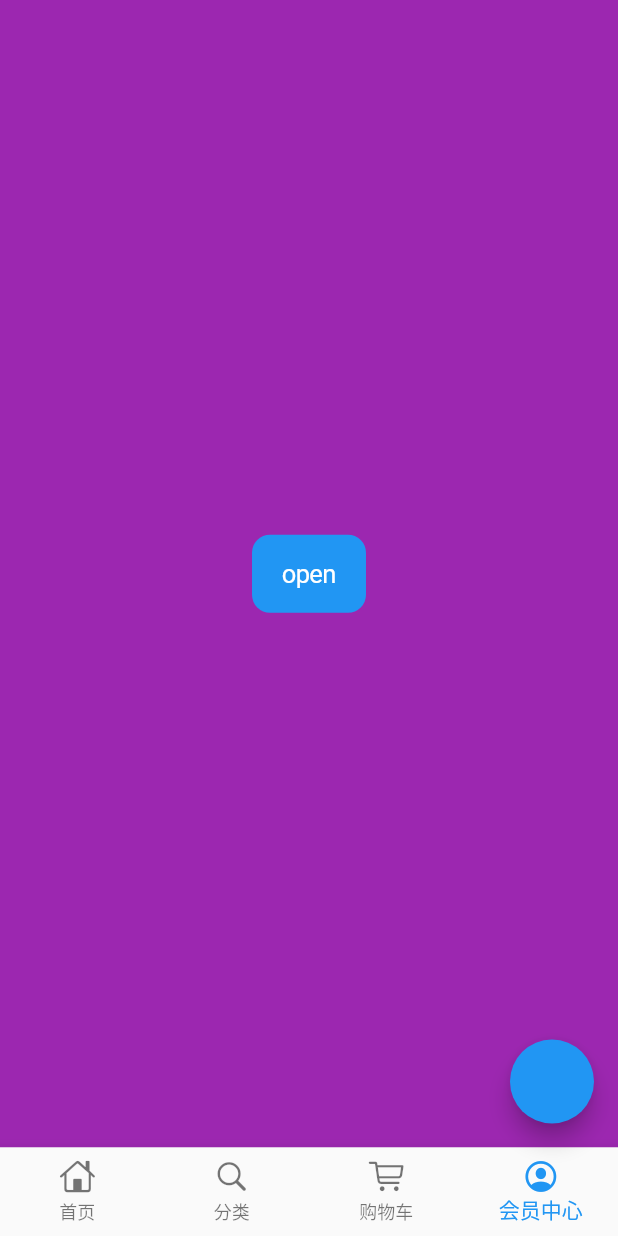
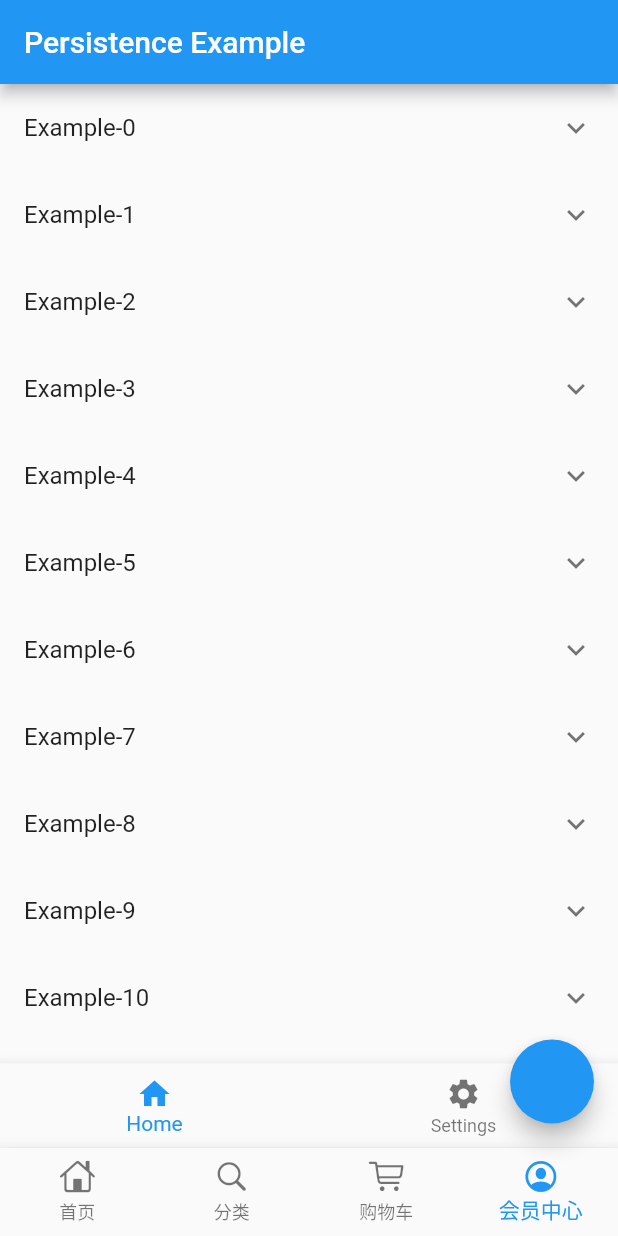
Before and after one commit to woodjobber/study_dart, a Flutter app: the screen it shows after launch, item 4 of the bottom bar chosen, on a phone screen of 412 x 824 dp. Run offline on Flutter 3.47's test engine with Material 2 defaults, Android fonts, the phone set to English and light mode, and no system bars; our stand-ins replace gap, get_it; missing offline and left inert: flutter_bugly, flutter_swipe_detector.

Commit message:
widget_size + page_storage

```diff
--- a/lib/child_size/size_offset_demo.dart
+++ b/lib/child_size/size_offset_demo.dart
@@ -15,6 +15,7 @@ class SizeOffsetDemo extends StatefulWidget implements DemoWidget {
 
 class _SizeOffsetDemoState extends DemoWidgetState {
   double _size = 250;
+
   @override
   Widget buildContent() {
     return Stack(
--- /dev/null
+++ b/lib/page_storage.dart
@@ -0,0 +1,191 @@
+import 'dart:math';
+
+import 'package:flutter/material.dart';
+
+class PageStorageHomePage extends StatefulWidget {
+  @override
+  _PageStorageHomePageState createState() => _PageStorageHomePageState();
+}
+
+class _PageStorageHomePageState extends State<PageStorageHomePage> {
+  final Key keyOne = PageStorageKey('pageOne');
+  final Key keyTwo = PageStorageKey('pageTwo');
+
+  int currentTab = 0;
+
+  late PageOne one;
+  late PageTwo two;
+  late List<Widget> pages;
+  late Widget currentPage;
+
+  late List<Data> dataList;
+  final PageStorageBucket bucket = PageStorageBucket();
+
+  @override
+  void initState() {
+    dataList =
+        List.generate(20, (index) => Data(index, false, "Example-$index"))
+            .toList();
+    one = PageOne(
+      key: keyOne,
+      dataList: dataList,
+    );
+    two = PageTwo(
+      key: keyTwo,
+    );
+
+    pages = [one, two];
+
+    currentPage = one;
+
+    super.initState();
+  }
+
+  @override
+  Widget build(BuildContext context) {
+    return Scaffold(
+      appBar: AppBar(
+        title: Text("Persistence Example"),
+      ),
+      body: PageStorage(
+        child: currentPage,
+        bucket: bucket,
+      ),
+      bottomNavigationBar: BottomNavigationBar(
+        currentIndex: currentTab,
+        onTap: (int index) {
+          setState(() {
+            currentTab = index;
+            currentPage = pages[index];
+          });
+        },
+        items: <BottomNavigationBarItem>[
+          BottomNavigationBarItem(
+            icon: Icon(Icons.home),
+            label: 'Home',
+          ),
+          BottomNavigationBarItem(
+            icon: Icon(Icons.settings),
+            label: "Settings",
+          ),
+        ],
+      ),
+    );
+  }
+}
+
+class PageOne extends StatefulWidget {
+  final List<Data> dataList;
+  PageOne({
+    Key? key,
+    required this.dataList,
+  }) : super(key: key);
+
+  @override
+  PageOneState createState() => PageOneState();
+}
+
+class PageOneState extends State<PageOne> {
+  @override
+  void dispose() {
+    print('dispose page one');
+    super.dispose();
+  }
+
+  Color color = Colors.black54;
+
+  @override
+  void initState() {
+    print('init State page one');
+    Future.delayed(Duration(seconds: 2)).then((value) {
+      setState(() {
+        color = randomColor();
+      });
+    });
+    super.initState();
+  }
+
+  @override
+  Widget build(BuildContext context) {
+    return ListView.builder(
+        itemCount: widget.dataList.length,
+        itemBuilder: (context, index) {
+          return ExpansionTile(
+            key: PageStorageKey('${widget.dataList[index].id}'),
+            title: Text(widget.dataList[index].title),
+            // onExpansionChanged: (b) => setState(() {
+            //       widget.dataList[index].expanded = b;
+            //       PageStorage.of(context).writeState(context, b,
+            //           identifier: ValueKey(
+            //             '${widget.dataList[index].id}',
+            //           ));
+            //     }),
+            // initiallyExpanded: widget.dataList[index].expanded,
+            //  PageStorage.of(context).readState(
+            //           context,
+            //           identifier: ValueKey(
+            //             '${widget.dataList[index].id}',
+            //           ),
+            //         ) ??
+            //     false,
+            children: <Widget>[
+              Container(
+                color: index % 2 == 0 ? Colors.orange : color,
+                height: 100.0,
+              ),
+            ],
+          );
+        });
+  }
+}
+
+class PageTwo extends StatefulWidget {
+  PageTwo({Key? key}) : super(key: key);
+
+  @override
+  PageTwoState createState() => PageTwoState();
+}
+
+class PageTwoState extends State<PageTwo> {
+  @override
+  void initState() {
+    super.initState();
+    print('init state page two');
+  }
+
+  @override
+  void dispose() {
+    print('dispose page two');
+    super.dispose();
+  }
+
+  @override
+  Widget build(BuildContext context) {
+    return ListView.builder(
+      itemExtent: 250.0,
+      itemBuilder: (context, index) => Container(
+        padding: EdgeInsets.all(10.0),
+        child: Material(
+          elevation: 4.0,
+          borderRadius: BorderRadius.circular(5.0),
+          color: index % 2 == 0 ? Colors.cyan : Colors.deepOrange,
+          child: Center(
+            child: Text(index.toString()),
+          ),
+        ),
+      ),
+    );
+  }
+}
+
+class Data {
+  final int id;
+  bool expanded;
+  final String title;
+  Data(this.id, this.expanded, this.title);
+}
+
+Color randomColor() {
+  return Color.fromARGB(255, Random().nextInt(256) + 0,
+      Random().nextInt(256) + 0, Random().nextInt(256) + 0);
+}
--- a/lib/pages/indexed_page.dart
+++ b/lib/pages/indexed_page.dart
@@ -4,6 +4,7 @@ import 'package:flutter/material.dart';
 import 'package:flutter_swipe_detector/flutter_swipe_detector.dart';
 import 'package:study_dart/child_size/child_size_demo_a.dart';
 import 'package:study_dart/child_size/size_offset_demo.dart';
+import 'package:study_dart/page_storage.dart';
 import 'package:study_dart/pages/custom_bottom_navigation_bar.dart';
 import 'package:study_dart/pages/effect_state.dart';
 import 'package:study_dart/pages/keep_alive_page.dart';
@@ -33,7 +34,7 @@ class _IndexedPageState extends State<IndexedPage> with WidgetsBindingObserver {
     KeepAlivePage(child: ABModelDemo()),
     KeepAlivePage(child: SizeOffsetDemo()),
     KeepAlivePage(child: InheritedModelExample()),
-    KeepAlivePage(child: FourPage()),
+    KeepAlivePage(child: PageStorageHomePage()),
   ];
 
   bool pageViewEnable = true;
--- a/pubspec.yaml
+++ b/pubspec.yaml
@@ -44,6 +44,7 @@ dependencies:
   widget_with_codeview: ^3.1.0
   another_transformer_page_view: ^2.0.1
   flutter_hooks: any
+  flutter_randomcolor: ^1.0.14
 dev_dependencies:
   flutter_test:
     sdk: flutter
```
Also changed, not shown: pubspec.lock.
